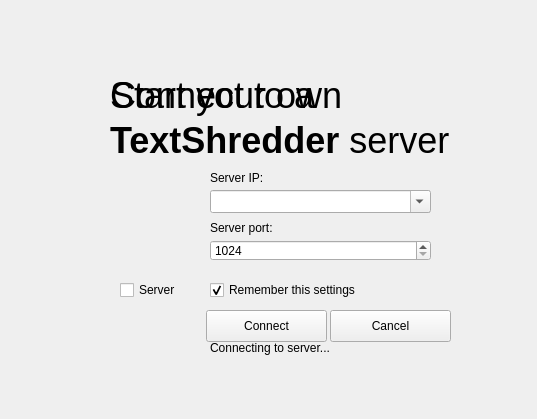
Above: textshredder_ui/mainwindow.ui from mitchelkuijpers/TextShredder before the change. Below: the same form after it.
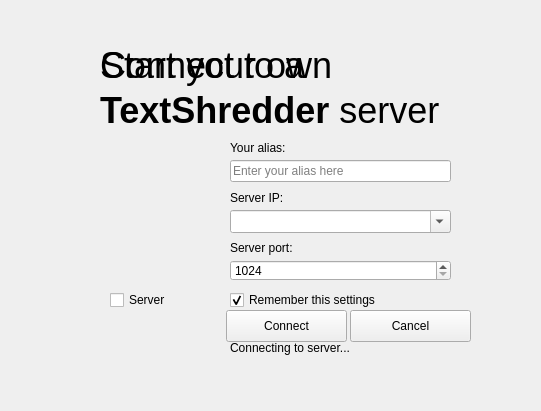
That is the form after the change. Icons and pictures are not drawn.

Commit message: Added alias input box in main window

Patch:
```diff
--- a/textshredder_ui/mainwindow.ui
+++ b/textshredder_ui/mainwindow.ui
@@ -6,8 +6,8 @@
    <rect>
     <x>0</x>
     <y>0</y>
-    <width>537</width>
-    <height>419</height>
+    <width>541</width>
+    <height>411</height>
    </rect>
   </property>
   <property name="windowTitle">
@@ -23,8 +23,8 @@
     </property>
     <property name="geometry">
      <rect>
-      <x>110</x>
-      <y>70</y>
+      <x>100</x>
+      <y>40</y>
       <width>451</width>
       <height>51</height>
      </rect>
@@ -52,8 +52,8 @@
    <widget class="QSpinBox" name="serverPortInput">
     <property name="geometry">
      <rect>
-      <x>210</x>
-      <y>240</y>
+      <x>230</x>
+      <y>260</y>
       <width>221</width>
       <height>21</height>
      </rect>
@@ -68,8 +68,8 @@
    <widget class="QLabel" name="serverIpLabel">
     <property name="geometry">
      <rect>
-      <x>210</x>
-      <y>170</y>
+      <x>230</x>
+      <y>190</y>
       <width>62</width>
       <height>16</height>
      </rect>
@@ -81,8 +81,8 @@
    <widget class="QLabel" name="serverPortLabel">
     <property name="geometry">
      <rect>
-      <x>210</x>
-      <y>220</y>
+      <x>230</x>
+      <y>240</y>
       <width>81</width>
       <height>16</height>
      </rect>
@@ -94,7 +94,7 @@
    <widget class="QPushButton" name="connectButton">
     <property name="geometry">
      <rect>
-      <x>206</x>
+      <x>226</x>
       <y>310</y>
       <width>121</width>
       <height>32</height>
@@ -107,7 +107,7 @@
    <widget class="QPushButton" name="cancelButton">
     <property name="geometry">
      <rect>
-      <x>330</x>
+      <x>350</x>
       <y>310</y>
       <width>121</width>
       <height>32</height>
@@ -120,8 +120,8 @@
    <widget class="QCheckBox" name="rememberSettingsInput">
     <property name="geometry">
      <rect>
-      <x>210</x>
-      <y>280</y>
+      <x>230</x>
+      <y>290</y>
       <width>221</width>
       <height>20</height>
      </rect>
@@ -136,8 +136,8 @@
    <widget class="QCheckBox" name="isServerInput">
     <property name="geometry">
      <rect>
-      <x>120</x>
-      <y>280</y>
+      <x>110</x>
+      <y>290</y>
       <width>81</width>
       <height>20</height>
      </rect>
@@ -149,10 +149,10 @@
    <widget class="QLabel" name="avatarLabel">
     <property name="geometry">
      <rect>
-      <x>110</x>
-      <y>180</y>
-      <width>81</width>
-      <height>81</height>
+      <x>90</x>
+      <y>130</y>
+      <width>121</width>
+      <height>131</height>
      </rect>
     </property>
     <property name="text">
@@ -171,8 +171,8 @@
     </property>
     <property name="geometry">
      <rect>
-      <x>110</x>
-      <y>70</y>
+      <x>100</x>
+      <y>40</y>
       <width>451</width>
       <height>51</height>
      </rect>
@@ -203,8 +203,8 @@
     </property>
     <property name="geometry">
      <rect>
-      <x>110</x>
-      <y>110</y>
+      <x>100</x>
+      <y>80</y>
       <width>451</width>
       <height>61</height>
      </rect>
@@ -235,7 +235,7 @@
     </property>
     <property name="geometry">
      <rect>
-      <x>210</x>
+      <x>230</x>
       <y>340</y>
       <width>151</width>
       <height>16</height>
@@ -266,8 +266,8 @@
    <widget class="QComboBox" name="serverIpInput">
     <property name="geometry">
      <rect>
-      <x>210</x>
-      <y>190</y>
+      <x>230</x>
+      <y>210</y>
       <width>221</width>
       <height>23</height>
      </rect>
@@ -276,6 +276,32 @@
      <bool>true</bool>
     </property>
    </widget>
+   <widget class="QLineEdit" name="aliasInput">
+    <property name="geometry">
+     <rect>
+      <x>230</x>
+      <y>160</y>
+      <width>221</width>
+      <height>22</height>
+     </rect>
+    </property>
+    <property name="placeholderText">
+     <string>Enter your alias here</string>
+    </property>
+   </widget>
+   <widget class="QLabel" name="aliasLabel">
+    <property name="geometry">
+     <rect>
+      <x>230</x>
+      <y>140</y>
+      <width>71</width>
+      <height>16</height>
+     </rect>
+    </property>
+    <property name="text">
+     <string>Your alias:</string>
+    </property>
+   </widget>
   </widget>
   <action name="actionDsfdsfsdf">
    <property name="text">
```
The commit also changes 2 other files.
